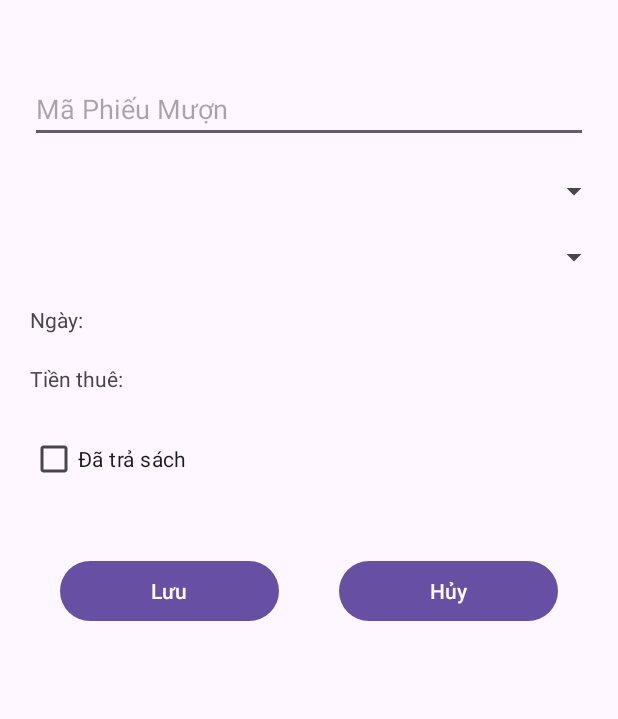
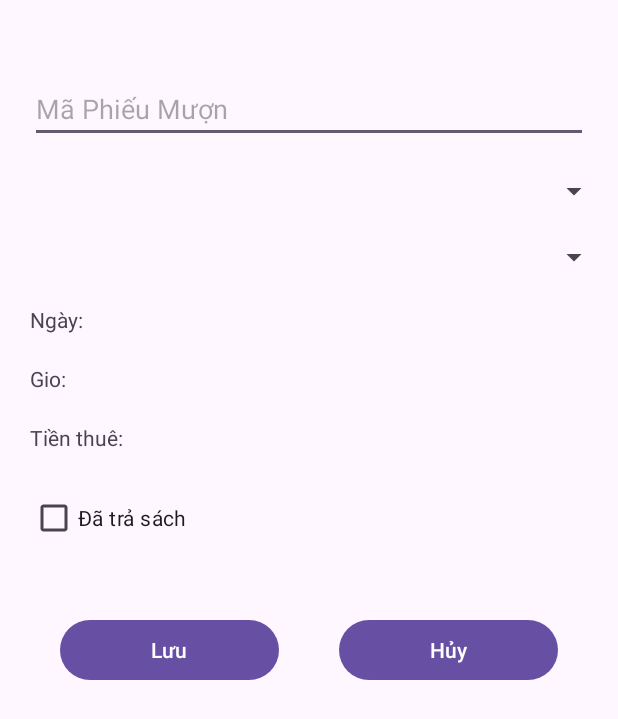
Before and after one commit to Thang47/DuAnMauAndroid, an Android app: the layout phieu_muon_dialog.xml on its own in the app's theme, with its tools: preview values and no code run, on a phone screen of 412 x 824 dp. Shown: the top 719 px of the screen. Run offline under Robolectric (Android 15) with nearby library versions, the phone set to English and light mode, and no system bars.

Commit message:
Update code

```diff
--- a/app/src/main/java/fpoly/thangldph47392/duanmau/dao/PhieuMuonDao.java
+++ b/app/src/main/java/fpoly/thangldph47392/duanmau/dao/PhieuMuonDao.java
@@ -19,6 +19,7 @@ public class PhieuMuonDao {
     private SQLiteDatabase db;
     private Context context;
     private SimpleDateFormat sdf = new SimpleDateFormat("yyyy-MM-dd");
+    private SimpleDateFormat stf = new SimpleDateFormat("HH;mm");
     public PhieuMuonDao() {
     }
 
@@ -34,6 +35,7 @@ public class PhieuMuonDao {
         values.put("maTV", phieuMuon.getMaTV());
         values.put("maSach", phieuMuon.getMaSach());
         values.put("ngay", sdf.format(phieuMuon.getNgay()));
+        values.put("gioMuonSach", stf.format(phieuMuon.getGioMuonSach()));
         values.put("giaThue", phieuMuon.getTienThue());
         values.put("traSach", phieuMuon.getTraSach());
 
@@ -46,6 +48,7 @@ public class PhieuMuonDao {
         values.put("maTV", phieuMuon.getMaTV());
         values.put("maSach", phieuMuon.getMaSach());
         values.put("ngay", sdf.format(phieuMuon.getNgay()));
+        values.put("gioMuonSach", stf.format(phieuMuon.getGioMuonSach()));
         values.put("giaThue", phieuMuon.getTienThue());
         values.put("traSach", phieuMuon.getTraSach());
 
@@ -71,13 +74,12 @@ public class PhieuMuonDao {
             phieuMuon.setTienThue(Integer.parseInt(c.getString(c.getColumnIndex("giaThue"))));
             try {
                 phieuMuon.setNgay(sdf.parse(c.getString(c.getColumnIndex("ngay"))));
+                phieuMuon.setGioMuonSach(stf.parse(c.getString(c.getColumnIndex("gioMuonSach"))));
             } catch (ParseException e) {
                 e.printStackTrace();
             }
-
             list.add(phieuMuon);
         }
-
         return list;
     }
 
--- a/app/src/main/java/fpoly/thangldph47392/duanmau/database/DbHelper.java
+++ b/app/src/main/java/fpoly/thangldph47392/duanmau/database/DbHelper.java
@@ -6,7 +6,7 @@ import android.database.sqlite.SQLiteOpenHelper;
 
 public class DbHelper  extends SQLiteOpenHelper {
     public DbHelper(Context context) {
-        super(context, "QuanLyThuVien", null, 1);
+        super(context, "QuanLyThuVien", null, 2);
     }
 
     @Override
@@ -53,6 +53,7 @@ public class DbHelper  extends SQLiteOpenHelper {
                 "maSach integer references SACH(maSach)," +
                 "giaThue integer not null," +
                 "ngay date not null," +
+                "gioMuonSach date not null, "+
                 "traSach integer not null)";
         db.execSQL(tPhieuMuon);
     }
--- a/app/src/main/res/layout/fragment_phieu_muon.xml
+++ b/app/src/main/res/layout/fragment_phieu_muon.xml
@@ -5,6 +5,8 @@
     android:layout_height="match_parent"
     xmlns:app="http://schemas.android.com/apk/res-auto"
     tools:context=".fragment.PhieuMuonFragment">
+
+
 
     <ListView
         android:layout_width="match_parent"
--- a/app/src/main/res/layout/phieu_muon_dialog.xml
+++ b/app/src/main/res/layout/phieu_muon_dialog.xml
@@ -39,6 +39,16 @@
         android:layout_marginBottom="20dp"
         android:text="Ngày: "
         android:textSize="14dp"/>
+    <TextView
+        android:id="@+id/tvGio"
+        android:layout_width="match_parent"
+        android:layout_height="wrap_content"
+        android:layout_marginLeft="20dp"
+        android:layout_marginRight="20dp"
+        android:layout_marginBottom="20dp"
+        android:text="Gio: "
+        android:textSize="14dp"/>
+
 
     <TextView
         android:id="@+id/tvTienThue"
```
Also changed, not shown: app/src/main/java/fpoly/thangldph47392/duanmau/SplashScreenActivity.java (+14 -5 lines), app/src/main/java/fpoly/thangldph47392/duanmau/adapter/PhieuMuonAdapter.java (+10 -1 lines), app/src/main/java/fpoly/thangldph47392/duanmau/fragment/PhieuMuonFragment.java (+5 -3 lines), app/src/main/java/fpoly/thangldph47392/duanmau/models/PhieuMuon.java (+11 -1 lines), app/src/main/res/layout/activity_splash_screen.xml (+7 -1 lines), app/src/main/res/layout/phieu_muon_item.xml (+9 -0 lines).
